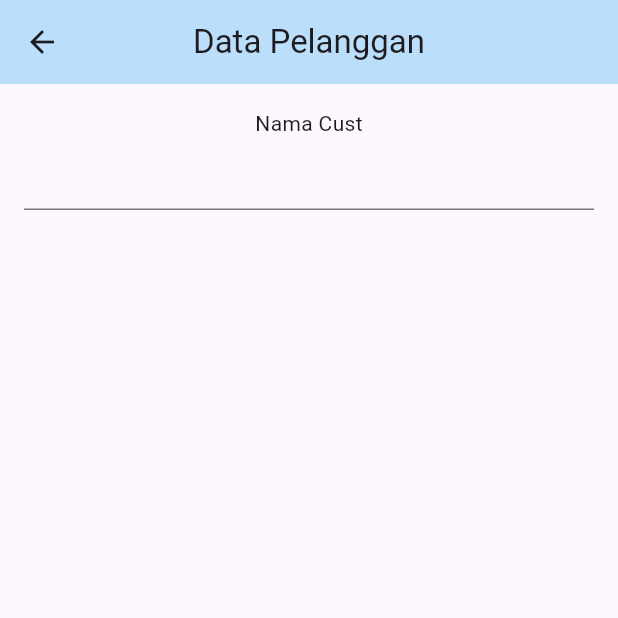
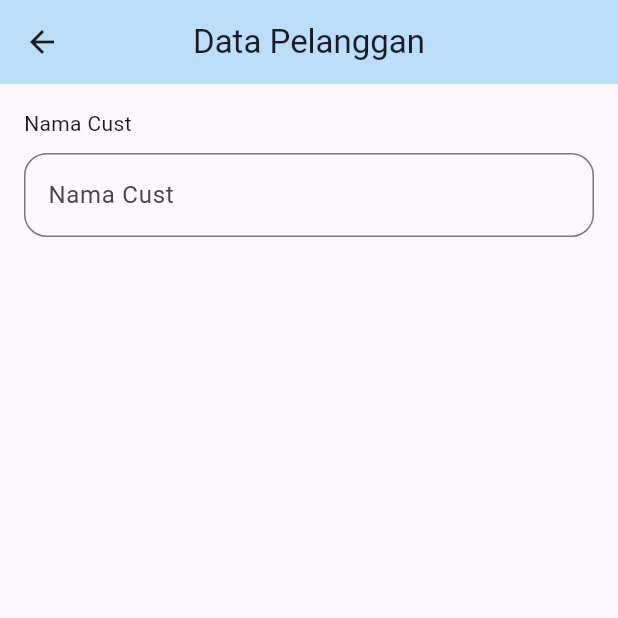
Before and after one commit to namira121/20220140081_UCP1Flutter, a Flutter app: the DataCustomer screen opened directly, on a phone screen of 412 x 824 dp, the top half of it. Run offline on Flutter 3.47's test engine with Material 3 defaults, Android fonts, the phone set to English and light mode, and no system bars.

Commit message:
menambahkan texformfield serta validator untuk nama customer

```diff
--- a/lib/daftarcust.dart
+++ b/lib/daftarcust.dart
@@ -17,6 +17,7 @@ class _DataCustomerState extends State<DataCustomer> {
 
   @override
   Widget build(BuildContext context) {
+    final _formkey = GlobalKey<FormState>();
     return Scaffold(
       appBar: AppBar(
         title: Text('Data Pelanggan'),
@@ -26,11 +27,25 @@ class _DataCustomerState extends State<DataCustomer> {
       body: Padding(
         padding: EdgeInsets.all(16.0),
         child: Column(
+          crossAxisAlignment: CrossAxisAlignment.start,
           children: [
             Text('Nama Cust'),
+            const SizedBox(height: 10),
             TextFormField(
-
+              controller: namaCustController,
+              decoration: InputDecoration(
+                hintText: 'Nama Cust',
+                border: OutlineInputBorder(
+                borderRadius: BorderRadius.circular(15)
+              )),
+              validator: (value) {
+                if (value == null || value.isEmpty){
+                  return 'Nama tidak boleh kosong';
+                }
+                return null;
+              },
             ),
+            const SizedBox(height: 15),
           ],
         ),),
     );
```
